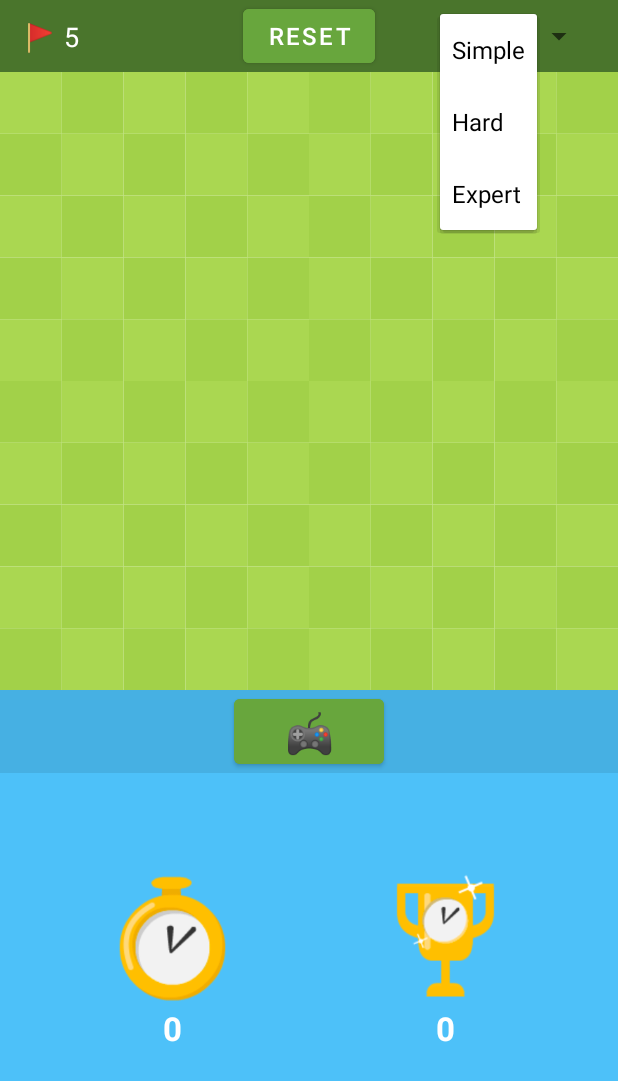
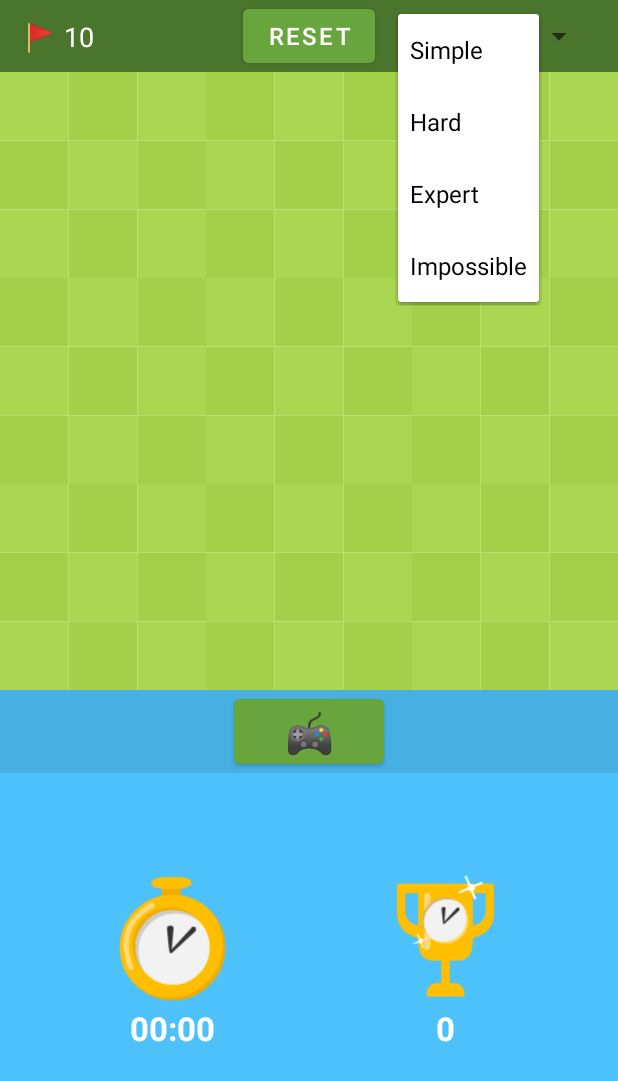
Before and after one commit to BaptisteMartinet/Minesweeper, an Android app: the screen it shows after launch (MainActivity), after a tap on "Simple", on a phone screen of 412 x 824 dp. Shown: the top 1081 px of the screen. Run offline under Robolectric (Android 15) with nearby library versions, the light colour scheme and no system bars.

Commit message:
feat: implement ability to update board size

```diff
--- a/app/src/main/java/griffith/baptiste/martinet/minesweeper/MainActivity.kt
+++ b/app/src/main/java/griffith/baptiste/martinet/minesweeper/MainActivity.kt
@@ -25,7 +25,34 @@ class MainActivity : AppCompatActivity() {
       adapter.setDropDownViewResource(android.R.layout.simple_spinner_dropdown_item)
       difficultySpinner.adapter = adapter
       difficultySpinner.onItemSelectedListener = object:AdapterView.OnItemSelectedListener {
-        override fun onItemSelected(parent: AdapterView<*>?, view: View?, pos: Int, id: Long) {}
+        override fun onItemSelected(parent: AdapterView<*>?, view: View?, pos: Int, id: Long) {
+          val boardSize: Int
+          val nbMines: Int
+          when(pos) {
+            0 -> { //simple
+              boardSize = 9
+              nbMines = 10
+            }
+            1 -> { //hard
+              boardSize = 10
+              nbMines = 20
+            }
+            2 -> { //expert
+              boardSize = 16
+              nbMines = 40
+            }
+            3 -> { //impossible
+              boardSize = 30
+              nbMines = 150
+            }
+            else -> {
+              boardSize = 10
+              nbMines = 20
+            }
+          }
+          _minesweeperGame.updateBoardSettings(boardSize, nbMines)
+          Toast.makeText(applicationContext, "Changed difficulty to ${parent?.getItemAtPosition(pos)}.\n(boardSize: $boardSize, nbMines: $nbMines)", Toast.LENGTH_SHORT).show()
+        }
         override fun onNothingSelected(parent: AdapterView<*>?) {}
       }
     }
--- a/app/src/main/java/griffith/baptiste/martinet/minesweeper/MinesweeperGame.kt
+++ b/app/src/main/java/griffith/baptiste/martinet/minesweeper/MinesweeperGame.kt
@@ -40,6 +40,8 @@ class MinesweeperGame(context: Context, attrs: AttributeSet) : View(context, att
 
   private var _currentBestTime: Long = 0
 
+  private var _displaySize: Int = 0
+
   init {
     var boardSize: Int
     var nbMines: Int
@@ -68,6 +70,15 @@ class MinesweeperGame(context: Context, attrs: AttributeSet) : View(context, att
   fun setMode(mode: ModeEnum) { _mode = mode }
 
   fun getMode(): ModeEnum = _mode
+
+  fun updateBoardSettings(boardSize: Int, nbMines: Int) {
+    stopTimer()
+    resetTimer()
+    _minesweeperEngine.updateBoardSettings(boardSize, nbMines)
+    updateDisplaySize()
+    updateRemainingFlagsText()
+    updateCurrentBestTime()
+  }
 
   private fun startTimer() {
     if (!this::chronometer.isInitialized)
@@ -203,15 +214,19 @@ class MinesweeperGame(context: Context, attrs: AttributeSet) : View(context, att
     return super.onTouchEvent(event)
   }
 
+  private fun updateDisplaySize() {
+    _cellSize = _displaySize / _minesweeperEngine.getBoardSize().toFloat()
+    _paintCellValue.textSize = _cellSize * 0.6f
+    invalidate()
+  }
+
   override fun onMeasure(widthMeasureSpec: Int, heightMeasureSpec: Int) {
     val w = MeasureSpec.getSize(widthMeasureSpec)
     val h = MeasureSpec.getSize(heightMeasureSpec)
-    val displaySize = min(w, h)
-    val displaySizeMeasureSpec: Int = MeasureSpec.makeMeasureSpec(displaySize, MeasureSpec.EXACTLY)
+    _displaySize = min(w, h)
+    val displaySizeMeasureSpec: Int = MeasureSpec.makeMeasureSpec(_displaySize, MeasureSpec.EXACTLY)
     super.onMeasure(displaySizeMeasureSpec, displaySizeMeasureSpec)
-    _cellSize = displaySize / _minesweeperEngine.getBoardSize().toFloat()
-    _paintCellValue.textSize = _cellSize * 0.6f
-    invalidate()
+    updateDisplaySize()
     requestLayout()
   }
 }
--- a/app/src/main/java/griffith/baptiste/martinet/minesweeper/MinesweeperGameEngine.kt
+++ b/app/src/main/java/griffith/baptiste/martinet/minesweeper/MinesweeperGameEngine.kt
@@ -3,7 +3,7 @@ package griffith.baptiste.martinet.minesweeper
 import android.graphics.Point
 import kotlin.random.Random
 
-class MinesweeperGameEngine(private val _boardSize: Int, private var _nbMines: Int) {
+class MinesweeperGameEngine(private var _boardSize: Int, private var _nbMines: Int) {
   enum class StatesEnum {
     PLAYING,
     WIN,
@@ -16,6 +16,12 @@ class MinesweeperGameEngine(private val _boardSize: Int, private var _nbMines: I
   init {
     _nbMines.coerceIn(0, _boardSize*_boardSize)
     generateBoard()
+  }
+
+  fun updateBoardSettings(boardSize: Int, nbMines: Int) {
+    _boardSize = boardSize
+    _nbMines = nbMines
+    reset()
   }
 
   fun getBoardSize(): Int = _boardSize
--- a/app/src/main/res/values/strings.xml
+++ b/app/src/main/res/values/strings.xml
@@ -11,5 +11,6 @@
     <item>Simple</item>
     <item>Hard</item>
     <item>Expert</item>
+    <item>Impossible</item>
   </string-array>
 </resources>
```
